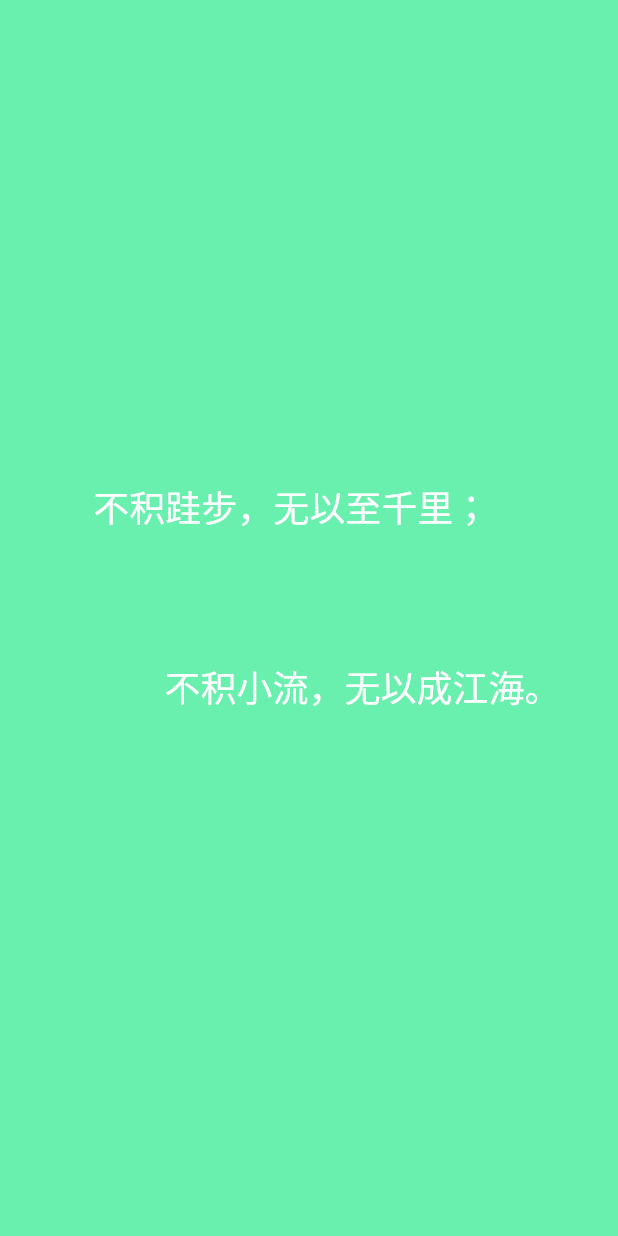
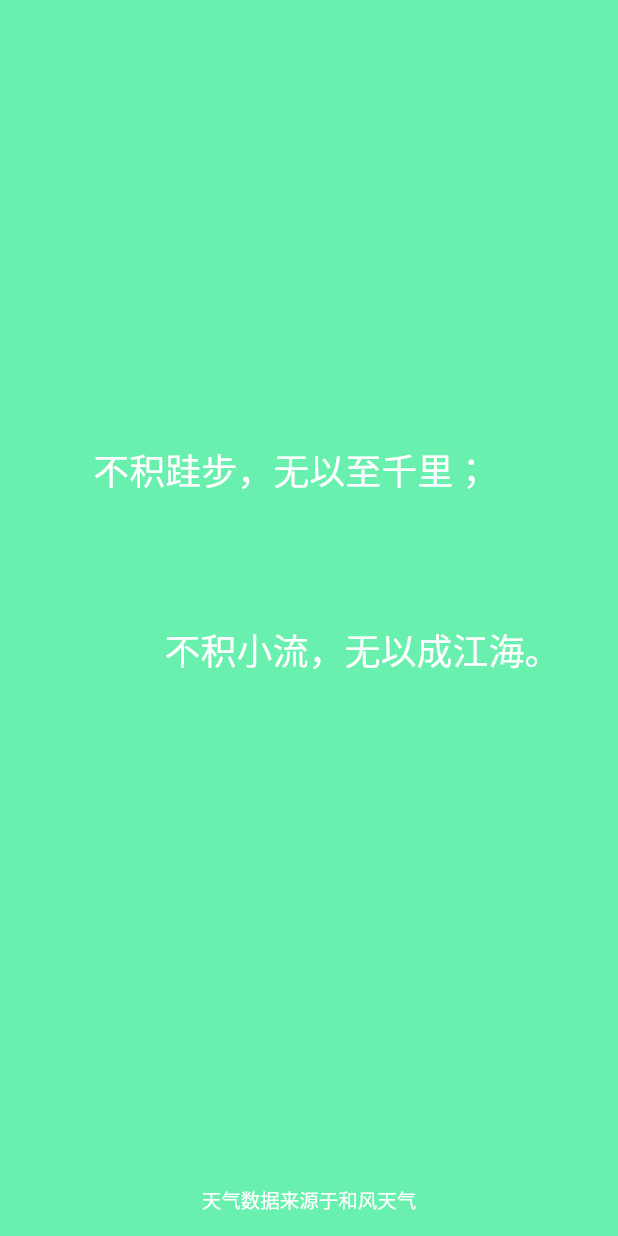
Before and after one commit to ZhangYf-future/Today, a Flutter app: the SplashRoute screen opened directly, on a phone screen of 412 x 824 dp. Run offline on Flutter 3.47's test engine with Material 2 defaults, Android fonts, the phone set to English and light mode, and no system bars; our stand-ins replace dio, flutter_svg, fluttertoast, permission_handler, sqflite; missing offline and left inert: amap_flutter_location, flutter_bmflocation; accounts and stored records are empty; project files that could hold a hidden picture were left out.

Commit message:
开发生产环境下不打印日志 启动页添加天气预报数据来源的说明 天气部分报警信息Widget开发

```diff
--- a/today/lib/constact/constact_string.dart
+++ b/today/lib/constact/constact_string.dart
@@ -1,5 +1,9 @@
 ///字符串常量信息
 class StringConstant {
+
+  //检查当前的运行环境
+  static const String ENVIROMENT = "dart.vm.product";
+
    //首页
   static const String MY_DAY = "我的一天";
 
@@ -127,4 +131,7 @@ class StringConstant {
   static const String MAIN_POLLUTANTS = "主要污染物";
   static const String WEATHER_PM_2_5 = "PM2.5";
   static const String WEATHER_PM_10 = "PM10";
+  static const String WEATHER_WARNING = "预警";
+
+  static const String WEATHER_DATA_FROM = "天气数据来源于和风天气";
 }
--- a/today/lib/ui/splash_route.dart
+++ b/today/lib/ui/splash_route.dart
@@ -1,5 +1,6 @@
 import 'package:flutter/cupertino.dart';
 import 'package:flutter/material.dart';
+import 'package:today/constact/constact_string.dart';
 import 'package:today/db/db_utils.dart';
 import 'package:today/utils/constant.dart';
 import 'package:today/utils/jump_route_utils.dart';
@@ -11,6 +12,7 @@ class SplashRoute extends StatelessWidget {
   Widget build(BuildContext context) {
     return Scaffold(
       body: _ContentWidget(),
+      backgroundColor: ColorConstant.COLOR_THEME_BACKGROUND,
     );
   }
 }
@@ -30,6 +32,7 @@ class _ContentState extends State<_ContentWidget> {
     \n\n
             不积小流，无以成江海。
   """;
+
   @override
   void initState() {
     super.initState();
@@ -38,13 +41,30 @@ class _ContentState extends State<_ContentWidget> {
 
   @override
   Widget build(BuildContext context) {
-    return Container(
-      alignment: Alignment.center,
-      color: ColorConstant.COLOR_THEME_BACKGROUND,
-      child: Text(
-        _splashText,
-        style: TextStyle(fontSize: 24.0, color: Colors.white),
-      ),
+    return Column(
+      mainAxisSize: MainAxisSize.max,
+      mainAxisAlignment: MainAxisAlignment.center,
+      children: [
+        Expanded(
+          child: Container(
+            alignment: Alignment.center,
+            child: Text(
+              _splashText,
+              style: TextStyle(fontSize: 24.0, color: Colors.white),
+            ),
+          ),
+        ),
+
+        Padding(padding: EdgeInsets.symmetric(vertical: 15.0),
+
+          child: Text(StringConstant.WEATHER_DATA_FROM,
+            style: TextStyle(
+              color: Colors.white,
+              fontSize: 13.0
+            ),
+          ),
+        )
+      ],
     );
   }
 
--- a/today/lib/ui/weather/home/weather_info_mvp.dart
+++ b/today/lib/ui/weather/home/weather_info_mvp.dart
@@ -49,7 +49,7 @@ class WeatherInfoPresenter extends BasePresenter<WeatherInfoModel,WeatherInfoSta
         _getAirQualityInfo(cityInfo);
 
         //请求报警信息
-        //_getWeatherWarningInfo(cityInfo);
+        _getWeatherWarningInfo(cityInfo);
       }else{
         //数据请求失败
         _oldCityInfo = null;
@@ -89,7 +89,7 @@ class WeatherInfoPresenter extends BasePresenter<WeatherInfoModel,WeatherInfoSta
     final WeatherWarningBean? result = await this.model.getWeatherWarningInfo(cityInfo);
     if(checkHttpResult(result, result?.warning)){
       //数据请求成功
-      //this.view.requestWeatherSevenDay(bean)
+      this.view.requestWeatherWarningSuccess(result!);
     }
   }
 
--- a/today/lib/utils/log_utils.dart
+++ b/today/lib/utils/log_utils.dart
@@ -1,10 +1,14 @@
+import 'package:today/constact/constact_string.dart';
 import 'package:today/utils/date_utils.dart';
 
 class Logs {
   static const String TAG_ZYF = "TAG_ZYF";
 
   static void e(String tag, String message) {
-    print("\n ${DateUtils.getCurrentTimeWithSeconds()}: \t $tag --> $message \n");
+    if (!bool.fromEnvironment(StringConstant.ENVIROMENT)) {
+      print(
+          "\n ${DateUtils.getCurrentTimeWithSeconds()}: \t $tag --> $message \n");
+    }
   }
 
   static void ez(String message) {
```
Also changed, not shown: today/lib/ui/weather/home/weather_info_widget.dart (+96 -26 lines).
